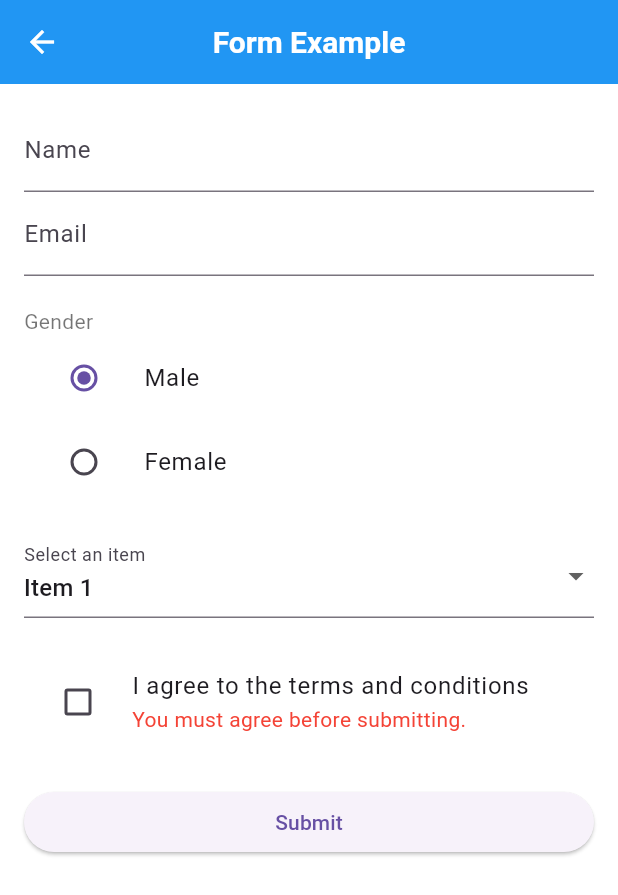
After one commit to mmh-masud-03/flutter_essentials, a Flutter app: the ExamplesScreen screen opened by its route, after a tap on "Form", after a tap on "Open Form", on a phone screen of 412 x 824 dp. The commit adds this screen. Shown: the top 895 px of the screen. Run offline on Flutter 3.47's test engine with Material 3 defaults, Android fonts, the phone set to English and light mode, and no system bars; our stand-ins replace carousel_slider, flutter_highlight, flutter_riverpod; missing offline and left inert: dart_style; network calls fail.

Commit message:
form list grid and carousel screens added

```diff
--- /dev/null
+++ b/lib/features/examples/form.dart
@@ -0,0 +1,144 @@
+import 'package:flutter/material.dart';
+
+class FormExample extends StatefulWidget {
+  const FormExample({super.key});
+
+  @override
+  _FormExampleState createState() => _FormExampleState();
+}
+
+class _FormExampleState extends State<FormExample> {
+  final _formKey = GlobalKey<FormState>();
+  String _name = '';
+  String _email = '';
+  String _gender = 'Male';
+  String _selectedItem = 'Item 1';
+  bool _agree = false;
+
+  @override
+  Widget build(BuildContext context) {
+    return Scaffold(
+      appBar: AppBar(
+        title: const Text('Form Example'),
+        centerTitle: true,
+      ),
+      body: Padding(
+        padding: const EdgeInsets.all(16.0),
+        child: Form(
+          key: _formKey,
+          child: ListView(
+            children: <Widget>[
+              TextFormField(
+                decoration: const InputDecoration(labelText: 'Name'),
+                validator: (value) {
+                  if (value == null || value.isEmpty) {
+                    return 'Please enter your name';
+                  }
+                  return null;
+                },
+                onSaved: (value) {
+                  _name = value!;
+                },
+              ),
+              TextFormField(
+                decoration: const InputDecoration(labelText: 'Email'),
+                keyboardType: TextInputType.emailAddress,
+                validator: (value) {
+                  if (value == null || value.isEmpty) {
+                    return 'Please enter your email';
+                  }
+                  if (!RegExp(r'^[^@]+@[^@]+\.[^@]+').hasMatch(value)) {
+                    return 'Please enter a valid email address';
+                  }
+                  return null;
+                },
+                onSaved: (value) {
+                  _email = value!;
+                },
+              ),
+              const SizedBox(height: 20),
+              const Text('Gender'),
+              ListTile(
+                title: const Text('Male'),
+                leading: Radio<String>(
+                  value: 'Male',
+                  groupValue: _gender,
+                  onChanged: (value) {
+                    setState(() {
+                      _gender = value!;
+                    });
+                  },
+                ),
+              ),
+              ListTile(
+                title: const Text('Female'),
+                leading: Radio<String>(
+                  value: 'Female',
+                  groupValue: _gender,
+                  onChanged: (value) {
+                    setState(() {
+                      _gender = value!;
+                    });
+                  },
+                ),
+              ),
+              const SizedBox(height: 20),
+              DropdownButtonFormField<String>(
+                decoration: const InputDecoration(labelText: 'Select an item'),
+                value: _selectedItem,
+                items: <String>['Item 1', 'Item 2', 'Item 3']
+                    .map((String value) {
+                  return DropdownMenuItem<String>(
+                    value: value,
+                    child: Text(value),
+                  );
+                }).toList(),
+                onChanged: (value) {
+                  setState(() {
+                    _selectedItem = value!;
+                  });
+                },
+                validator: (value) {
+                  if (value == null || value.isEmpty) {
+                    return 'Please select an item';
+                  }
+                  return null;
+                },
+              ),
+              const SizedBox(height: 20),
+              CheckboxListTile(
+                title: const Text('I agree to the terms and conditions'),
+                value: _agree,
+                onChanged: (value) {
+                  setState(() {
+                    _agree = value!;
+                  });
+                },
+                controlAffinity: ListTileControlAffinity.leading,
+                subtitle: !_agree
+                    ? const Text(
+                  'You must agree before submitting.',
+                  style: TextStyle(color: Colors.red),
+                )
+                    : null,
+              ),
+              const SizedBox(height: 20),
+              ElevatedButton(
+                onPressed: () {
+                  if (_formKey.currentState!.validate() && _agree) {
+                    _formKey.currentState!.save();
+                    // Process data
+                    ScaffoldMessenger.of(context).showSnackBar(
+                      const SnackBar(content: Text('Processing Data')),
+                    );
+                  }
+                },
+                child: const Text('Submit'),
+              ),
+            ],
+          ),
+        ),
+      ),
+    );
+  }
+}
--- /dev/null
+++ b/lib/screens/examples_screen.dart
@@ -0,0 +1,111 @@
+import 'package:flutter/material.dart';
+import 'package:flutter_essentials/widgets/expendable_section.dart';
+
+class ExamplesScreen extends StatelessWidget {
+  const ExamplesScreen({super.key});
+
+  List<Widget> _buildExampleSections(BuildContext context) {
+    return [
+      _buildFormeSection(context),
+      const SizedBox(height: 20),
+      _buildGridSection(context),
+      const SizedBox(height: 20),
+      _buildListSection(context),
+      const SizedBox(height: 20),
+      _buildCarouselSection(context),
+
+    ];
+  }
+Widget _buildFormeSection(BuildContext context) {
+    return ExpandableSection.buildExpandableSection(
+      context,
+      title: 'Form',
+      widget:
+        ElevatedButton(
+          style: ElevatedButton.styleFrom(
+            foregroundColor: Colors.white, backgroundColor: Colors.blue,
+          ),
+          onPressed: () {
+            Navigator.of(context).pushNamed('/form-screen');
+          },
+          child: const Text('Open Form'),
+        ),
+      description: 'Create a form with validation and submission.',
+      codeUrl: ''
+    );
+  }
+
+  Widget _buildGridSection(BuildContext context) {
+    return ExpandableSection.buildExpandableSection(
+      context,
+      title: 'Grid',
+      widget:
+          // a button to open the grid screen
+          ElevatedButton(
+            style: ElevatedButton.styleFrom(
+              foregroundColor: Colors.white, backgroundColor: Colors.blue,
+            ),
+            onPressed: () {
+              Navigator.of(context).pushNamed('/grid-screen');
+            },
+            child: const Text('Open Grid'),
+          ),
+      description: 'Create a grid of items using GridView.builder.',
+      codeUrl: ' '
+    );
+  }
+  Widget _buildListSection(BuildContext context) {
+    return ExpandableSection.buildExpandableSection(
+      context,
+      title: 'List',
+      widget:
+          // a button to open the list screen
+          ElevatedButton(
+            style: ElevatedButton.styleFrom(
+              foregroundColor: Colors.white, backgroundColor: Colors.blue,
+            ),
+            onPressed: () {
+              Navigator.of(context).pushNamed('/list-screen');
+            },
+            child: const Text('Open List'),
+          ),
+      description: 'Create a list of items using ListView.builder.',
+      codeUrl: ' '
+    );
+  }
+  Widget _buildCarouselSection(BuildContext context) {
+    return ExpandableSection.buildExpandableSection(
+      context,
+      title: 'Carousel',
+      widget:
+          // a button to open the carousel screen
+          ElevatedButton(
+            style: ElevatedButton.styleFrom(
+              foregroundColor: Colors.white, backgroundColor: Colors.blue,
+            ),
+            onPressed: () {
+              Navigator.of(context).pushNamed('/carousel-screen');
+            },
+            child: const Text('Open Carousel'),
+          ),
+      description: 'Create a carousel of images using CarouselSlider.',
+      codeUrl: ' '
+    );
+  }
+
+  @override
+  Widget build(BuildContext context) {
+    return Scaffold(
+      appBar: AppBar(
+        title: const Text('Examples'),
+        centerTitle: true,
+      ),
+      body: Padding(
+        padding: const EdgeInsets.all(16.0),
+        child: ListView(
+          children: _buildExampleSections(context),
+        ),
+      ),
+    );
+  }
+}
--- a/pubspec.yaml
+++ b/pubspec.yaml
@@ -39,7 +39,8 @@ dependencies:
   dart_style: ^3.0.1
   http: ^1.2.2
   flutter_riverpod: ^2.6.1
-
+  smooth_page_indicator: ^1.1.0
+  carousel_slider: ^5.0.0
 dev_dependencies:
   flutter_test:
     sdk: flutter
```
Also changed, not shown: lib/features/examples/carousel.dart (added, +83 -0 lines), lib/features/examples/grid.dart (added, +108 -0 lines), lib/features/examples/list.dart (added, +145 -0 lines), lib/main.dart (+13 -1 lines), lib/screens/home_screen.dart (+9 -0 lines), lib/features/examples/login_page.dart (deleted), pubspec.lock.
